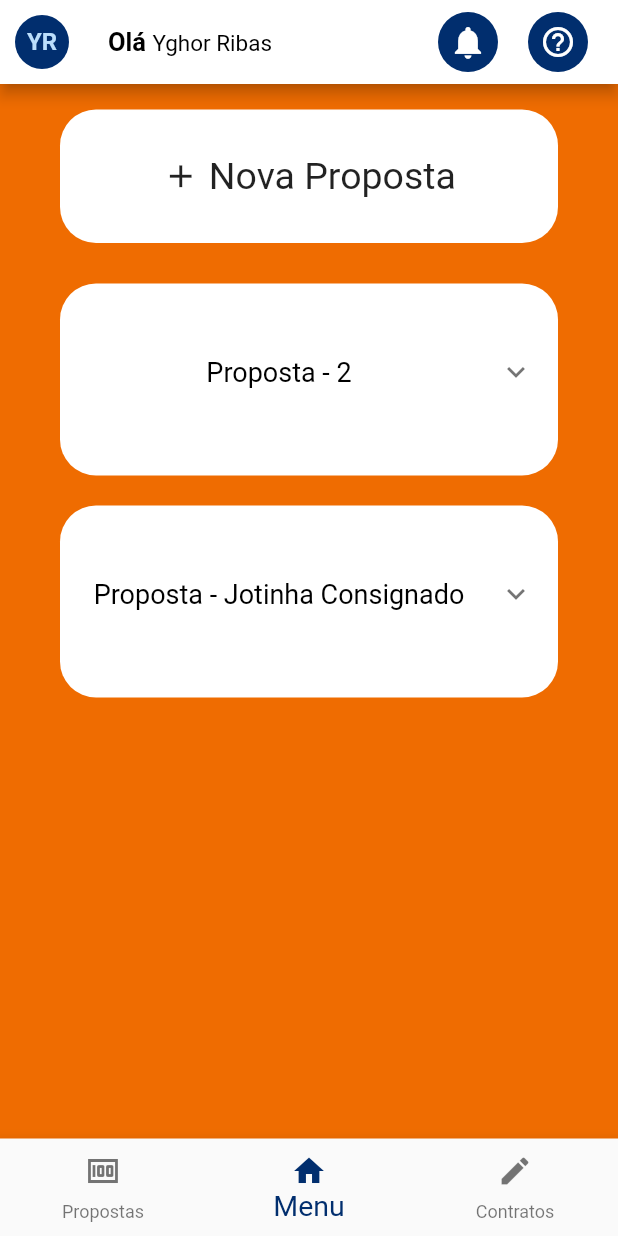
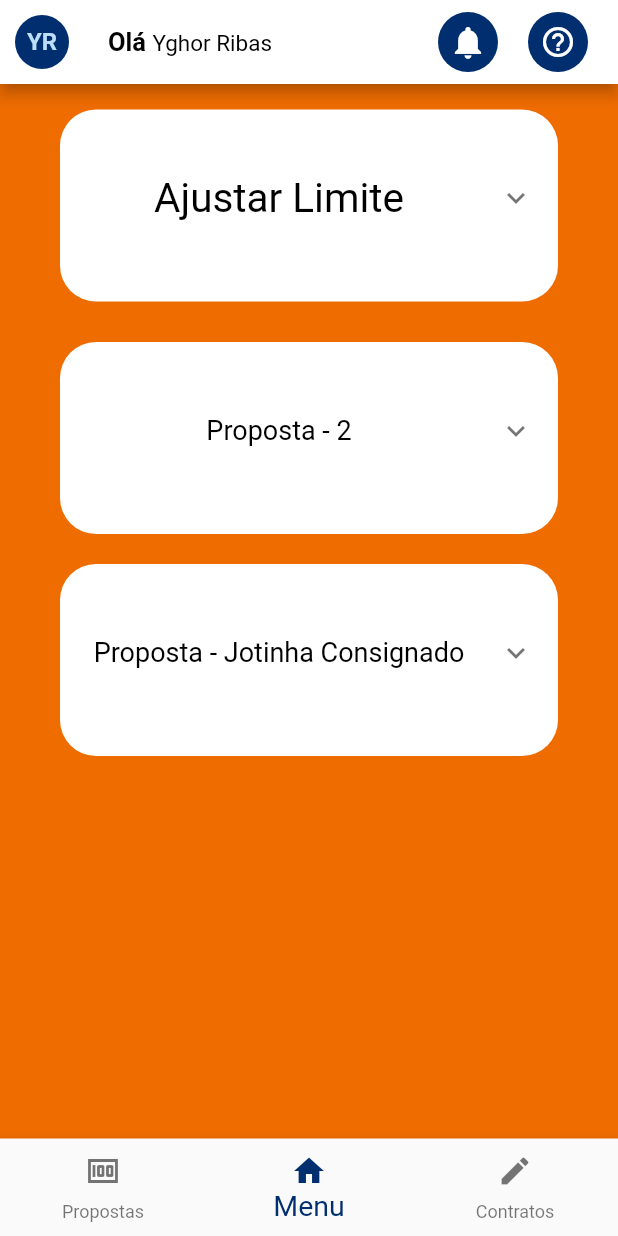
Before and after one commit to LocaLex-Digital/empresta-hackaton-flutter, a Flutter app: the screen it shows after launch, on a phone screen of 412 x 824 dp. Run offline on Flutter 3.47's test engine with Material 2 defaults, Android fonts, the phone set to English and light mode, and no system bars.

Commit message:
AddCard Widget changes

```diff
--- a/lib/widgets/add_card_widget.dart
+++ b/lib/widgets/add_card_widget.dart
@@ -1,8 +1,25 @@
 import 'package:flutter/material.dart';
 
-class AddCardWidget extends StatelessWidget {
+class AddCardWidget extends StatefulWidget {
   const AddCardWidget() : super();
 
+  @override
+  _AddCardWidgetState createState() => _AddCardWidgetState();
+}
+
+class _AddCardWidgetState extends State<AddCardWidget> {
+  TextEditingController _controller;
+  double _currentSliderValue = 100;
+
+  void initState() {
+    super.initState();
+    _controller = TextEditingController();
+  }
+
+  void dispose() {
+    _controller.dispose();
+    super.dispose();
+  }
 
   @override
   Widget build(BuildContext context) => Padding(
@@ -13,7 +30,7 @@ class AddCardWidget extends StatelessWidget {
         child: Container(
           padding: EdgeInsets.only(
             top: 30.0,
-              bottom: 30.0,
+            bottom: 40.0,
           ),
           decoration: BoxDecoration(
             color: Colors.white,
@@ -21,18 +38,40 @@ class AddCardWidget extends StatelessWidget {
               24,
             ),
           ),
-            child: Row(
-              mainAxisAlignment: MainAxisAlignment.center,
+          child: ExpansionTile(
+            title: Text(
+              'Ajustar Limite',
+              style: TextStyle(
+                color: Colors.black,
+                fontSize: 27,
+              ),
+              textAlign: TextAlign.center,
+            ),
+            children: <Widget>[
+              Column(
                 children: [
-                Icon(
-                  Icons.add,
-                  size: 25,
+                  const SizedBox(height: 20.0),
+                  Text(
+                    'R\$ ' ' $_currentSliderValue',
+                    style: TextStyle(
+                      color: Colors.black,
+                      fontSize: 16,
+                      fontWeight: FontWeight.bold,
                     ),
-                Text(
-                  ' Nova Proposta',
-                  style: TextStyle(
-                    fontSize: 25,
                   ),
+                  Slider(
+                    value: _currentSliderValue,
+                    min: 100,
+                    max: 9999,
+                    divisions: 1000,
+                    label: _currentSliderValue.round().toString(),
+                    onChanged: (double value) {
+                      setState(() {
+                        _currentSliderValue = value;
+                      });
+                    },
+                  ),
+                ],
               ),
             ],
           ),
--- a/lib/widgets/help_widget.dart
+++ b/lib/widgets/help_widget.dart
@@ -39,7 +39,7 @@ class HelpWidgetState extends State<HelpWidget> {
                 ),
                 Row(mainAxisAlignment: MainAxisAlignment.center, children: [
                   FlatButton(
-                    color: Color(0xFF012E6E),
+                    color: Color(0xFFEF6C01),
                     onPressed: () {},
                     child: Text(
                       'TELEFONAR',
@@ -50,7 +50,7 @@ class HelpWidgetState extends State<HelpWidget> {
                   ),
                   SizedBox(width: 10.0),
                   FlatButton(
-                    color: Color(0xFF012E6E),
+                    color: Color(0xFFEF6C01),
                     onPressed: () {},
                     child: Text(
                       'WHATS APP',
--- a/pubspec.yaml
+++ b/pubspec.yaml
@@ -30,6 +30,7 @@ dependencies:
   cupertino_icons: ^1.0.0
 
   expansion_card: ^0.1.0
+  shared_preferences: ^0.5.12+4
 
 dev_dependencies:
   flutter_test:
```
Also changed, not shown: lib/login_page.dart (added, +90 -0 lines), pubspec.lock, 3 other files. Lines whose indentation alone changed are shown as unchanged.
